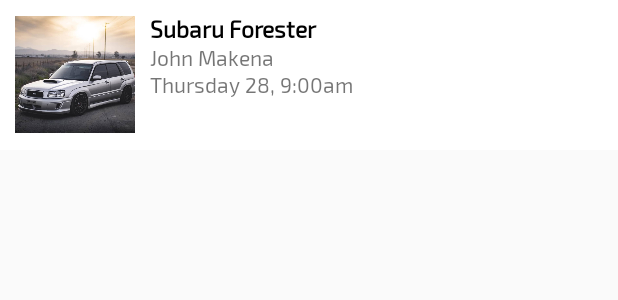
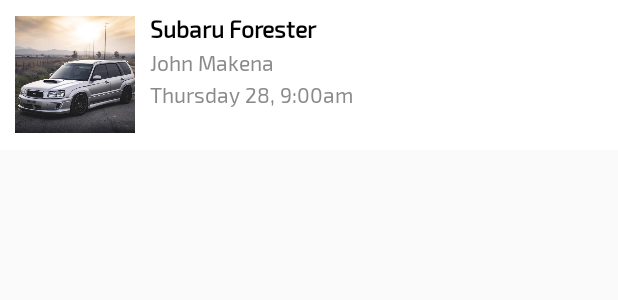
Before and after one commit to JulieGibbs/Automart, an Android app: the layout item_booking.xml on its own in the app's theme, with its tools: preview values and no code run, on a phone screen of 412 x 824 dp. Shown: the top 300 px of the screen. Run offline under Robolectric (Android 15) with nearby library versions, the phone set to English and light mode, and no system bars.

Commit message:
updated booking ui

```diff
--- a/app/src/main/res/layout/item_booking.xml
+++ b/app/src/main/res/layout/item_booking.xml
@@ -39,6 +39,9 @@
         android:layout_height="wrap_content"
         android:layout_toEndOf="@id/image_layout"
         android:layout_below="@id/name"
+        android:layout_marginTop="3dp"
+        android:drawablePadding="5dp"
+        android:textColor="@color/secondaryText"
         tools:text="John Makena"/>
 
     <TextView
@@ -47,6 +50,9 @@
         android:layout_height="wrap_content"
         android:layout_toEndOf="@id/image_layout"
         android:layout_below="@id/user"
+        android:layout_marginTop="3dp"
+        android:drawablePadding="5dp"
+        android:textColor="@color/secondaryText"
         tools:text="Thursday 28, 9:00am"/>
 
 </RelativeLayout>
```
Also changed, not shown: app/src/main/java/com/gelostech/automartadmin/adapters/BookingsAdapter.kt (+14 -4 lines).
